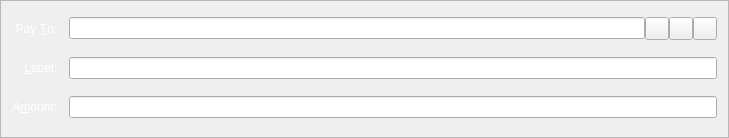
Qt form src/qt/forms/sendcoinsentry.ui (cryptogenicbonds/CryptoBullion-CBX) before a commit.
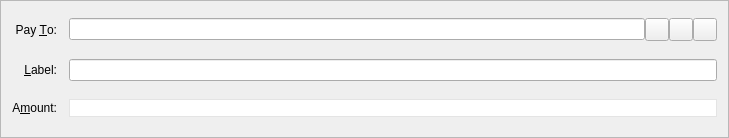
The same form after that commit. Icons and pictures are not drawn. Custom widgets are drawn as their Qt base class.

Diff of the .ui file:
```diff
--- a/src/qt/forms/sendcoinsentry.ui
+++ b/src/qt/forms/sendcoinsentry.ui
@@ -26,7 +26,7 @@
    <item row="5" column="0">
     <widget class="QLabel" name="label">
      <property name="styleSheet">
-      <string notr="true">background: transparent; color:rgb(255, 255, 255);</string>
+      <string notr="true"/>
      </property>
      <property name="text">
       <string>A&amp;mount:</string>
@@ -42,8 +42,7 @@
    <item row="3" column="0">
     <widget class="QLabel" name="label_2">
      <property name="styleSheet">
-      <string notr="true">background: transparent; 
-color:rgb(255, 255, 255);</string>
+      <string notr="true"/>
      </property>
      <property name="text">
       <string>Pay &amp;To:</string>
@@ -57,7 +56,11 @@
     </widget>
    </item>
    <item row="5" column="1">
-    <widget class="CryptobullionAmountField" name="payAmount"/>
+    <widget class="CryptobullionAmountField" name="payAmount">
+     <property name="styleSheet">
+      <string notr="true">border: 1px solid #E4E4E4;</string>
+     </property>
+    </widget>
    </item>
    <item row="4" column="1">
     <layout class="QHBoxLayout" name="horizontalLayout_2">
@@ -79,7 +82,7 @@
    <item row="4" column="0">
     <widget class="QLabel" name="label_4">
      <property name="styleSheet">
-      <string notr="true">background: transparent; color:rgb(255, 255, 255);</string>
+      <string notr="true"/>
      </property>
      <property name="text">
       <string>&amp;Label:</string>
```
